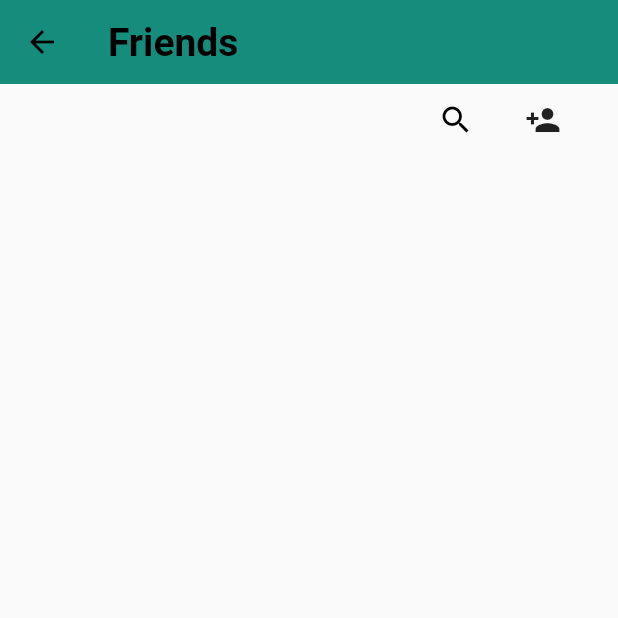
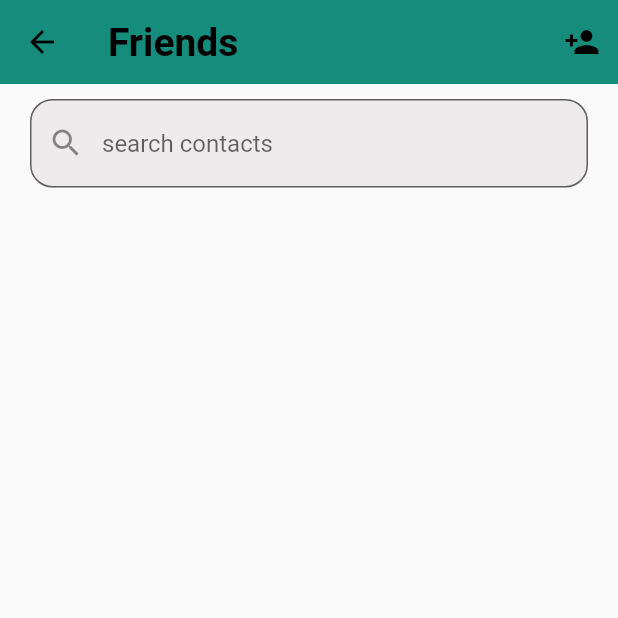
Before and after one commit to Ayishamarva7998/ExpenseTrack, a Flutter app: the Friendsscreen screen opened directly, on a phone screen of 412 x 824 dp, the top half of it. Run offline on Flutter 3.47's test engine with Material 2 defaults, Android fonts, the light colour scheme and no system bars; our stand-ins replace fl_chart, hive, hive_flutter; accounts and stored records are empty.

Commit message:
search bar updated

```diff
--- a/lib/bottombar.dart
+++ b/lib/bottombar.dart
@@ -1,7 +1,6 @@
 
 import 'package:flutter/material.dart';
 import 'package:splitwise_app/model/contactlist_model.dart';
-import 'package:splitwise_app/model/grouplist_model.dart';
 import 'package:splitwise_app/screens/chart_screen.dart';
 import 'package:splitwise_app/screens/friends_screen.dart';
 import 'package:splitwise_app/screens/groups_screen.dart';
--- a/lib/main.dart
+++ b/lib/main.dart
@@ -4,7 +4,6 @@ import 'package:splitwise_app/bottombar.dart';
 import 'package:splitwise_app/functions/expense_fn.dart';
 import 'package:splitwise_app/functions/contactlist_fn.dart';
 import 'package:splitwise_app/functions/grouplist_fn.dart';
-import 'package:splitwise_app/model/loginpage.dart';
 import 'package:splitwise_app/model/contactlist_model.dart';
 import 'package:splitwise_app/model/expenselist_model.dart';
 import 'package:splitwise_app/model/grouplist_model.dart';
--- a/lib/screens/firstgroup_screen.dart
+++ b/lib/screens/firstgroup_screen.dart
@@ -14,9 +14,7 @@ class Firstgroup extends StatefulWidget {
 }
 
 class _FirstgroupState extends State<Firstgroup> {
-  // DateTime date = DateTime.now();
-  // String? selectedItem;
-  // String? Stateme
+
   List expenseList = [];
 
   @override
@@ -96,7 +94,7 @@ class _FirstgroupState extends State<Firstgroup> {
                 alignment: Alignment.topLeft,
                 child: Text(
 
-                  'Date',style: TextStyle(fontSize: 22,fontWeight: FontWeight.bold),
+                  'Oct 1',style: TextStyle(fontSize: 22,fontWeight: FontWeight.bold),
 
                 )),
             Expanded(
--- a/lib/screens/friends_screen.dart
+++ b/lib/screens/friends_screen.dart
@@ -1,3 +1,5 @@
+import 'dart:ui';
+
 import 'package:flutter/material.dart';
 import 'package:splitwise_app/bottombar.dart';
 import 'package:splitwise_app/functions/contactlist_fn.dart';
@@ -5,30 +7,55 @@ import 'package:splitwise_app/model/contactlist_model.dart';
 import 'package:splitwise_app/screens/addcontact_screen.dart';
 import 'package:splitwise_app/screens/edit_screen.dart';
 
-class Friendsscreen extends StatelessWidget {
+class Friendsscreen extends StatefulWidget {
   ContactList contact;
   Friendsscreen({Key? key, required this.contact}) : super(key: key);
 
+  @override
+  State<Friendsscreen> createState() => _FriendsscreenState();
+}
+
+class _FriendsscreenState extends State<Friendsscreen> {
+
   List contactList = [];
+  String _search ='';
+  List<ContactList>filteredContactList =[];
+  List<ContactList> details=[];
+
+
+  @override
+  void initState(){
+    super.initState();
+    getAllcontacts();
+  }
+  void filteredContact() {
+    setState(() {
+      filteredContactList = contactListNotifier.value
+          .where((ContactList) =>
+              ContactList.name.toLowerCase().contains(_search.toLowerCase()))
+          .toList();
+    });
+  }
 
   @override
   Widget build(BuildContext context) {
     return SafeArea(
       child: Scaffold(
         appBar: AppBar(
+
           leading: IconButton(
               onPressed: () {
                 Navigator.of(context).push(MaterialPageRoute(
                   builder: (context) => bottombar(),
                 ));
               },
-              icon: Icon(
+              icon: const Icon(
                 Icons.arrow_back,
                 color: Colors.black,
               )),
           backgroundColor: Color.fromARGB(255, 22, 140, 124),
           elevation: 0,
-          title: Text(
+          title: const Text(
             'Friends',
             style: TextStyle(
               fontWeight: FontWeight.bold,
@@ -36,31 +63,37 @@ class Friendsscreen extends StatelessWidget {
               color: Colors.black,
             ),
           ),
+          actions: [
+            IconButton(
+                onPressed: () {
+                  Navigator.of(context).push(MaterialPageRoute(
+                    builder: (context) => Addcontact(),
+                  ));
+                },
+                icon: Icon(Icons.person_add),color: Colors.black)
+          ],
         ),
         body: Column(
           children: [
-            Row(
-              children: [
-                SizedBox(
-                  width: 280,
-                ),
-                IconButton(
-                    onPressed: () {},
-                    icon: Icon(
-                      Icons.search,
-                      color: Colors.black,
-                    )),
-                SizedBox(
-                  width: 10,
-                ),
-                IconButton(
-                    onPressed: () {
-                      Navigator.of(context).push(MaterialPageRoute(
-                        builder: (context) => Addcontact(),
-                      ));
-                    },
-                    icon: Icon(Icons.person_add))
-              ],
+            Padding(
+              padding: const EdgeInsets.only(left: 20, right: 20, top: 10),
+              child: TextFormField(
+                decoration: InputDecoration(
+                  hintText: 'search contacts',
+                    fillColor: const Color.fromARGB(255, 237, 235, 235),
+                    filled: true,
+                    border: OutlineInputBorder(
+                        borderRadius: BorderRadius.circular(15)),
+                    prefixIcon: Icon(Icons.search),
+
+                     ),
+                onChanged: (value) {
+                  setState(() {
+                    _search = value;
+                    filteredContact();
+                  });
+                },
+              ),
             ),
             Expanded(
               child: Builder(builder: (context) {
@@ -68,9 +101,10 @@ class Friendsscreen extends StatelessWidget {
                     valueListenable: contactListNotifier,
                     builder: (BuildContext ctx, List<ContactList> contactList,
                         Widget? child) {
+                          final displaylist = filteredContactList.isNotEmpty? filteredContactList : contactList;
                       return ListView.builder(
                         itemBuilder: (ctx, index) {
-                          final data = contactList[index];
+                          final data = displaylist[index];
                           return ListTile(
                             title: Text(data.name),
                             subtitle: Text(data.number),
@@ -100,7 +134,7 @@ class Friendsscreen extends StatelessWidget {
                             ),
                           );
                         },
-                        itemCount: contactList.length,
+                        itemCount: displaylist.length,
                       );
                     });
               }),
@@ -110,6 +144,9 @@ class Friendsscreen extends StatelessWidget {
       ),
     );
   }
+
+
+}
 
   Row contactlist({required String name, required String number}) {
     return Row(
@@ -130,7 +167,7 @@ class Friendsscreen extends StatelessWidget {
                       alignment: Alignment.topRight,
                       child: Text(
                         name,
-                        style: TextStyle(
+                        style: const TextStyle(
                             fontWeight: FontWeight.bold, fontSize: 18),
                       ),
                     ),
@@ -141,17 +178,17 @@ class Friendsscreen extends StatelessWidget {
                   ),
                 ],
               ),
-              SizedBox(
+              const SizedBox(
                 width: 60,
               ),
-              Icon(
+              const Icon(
                 Icons.edit,
                 color: Color.fromARGB(255, 133, 130, 130),
               ),
-              SizedBox(
+              const SizedBox(
                 width: 10,
               ),
-              Icon(
+              const Icon(
                 Icons.delete,
                 color: Color.fromARGB(255, 177, 32, 21),
               )
@@ -161,4 +198,3 @@ class Friendsscreen extends StatelessWidget {
       ],
     );
   }
-}
--- a/lib/screens/groups_screen.dart
+++ b/lib/screens/groups_screen.dart
@@ -23,8 +23,8 @@ class Groupscreen extends StatelessWidget {
           child: Column(
             children: [
               Image.asset('assets/billss.jpg'),
-              SizedBox(
-                height: 20,
+              const SizedBox(
+                height: 10,
               ),
               GestureDetector(
                 onTap: () {
@@ -48,7 +48,7 @@ class Groupscreen extends StatelessWidget {
               ),
 
               SizedBox(
-                height: 50,
+                height: 10,
               ),
 
               //  ListTile(
--- a/lib/screens/participants_screen.dart
+++ b/lib/screens/participants_screen.dart
@@ -1,6 +1,5 @@
 import 'package:flutter/material.dart';
 import 'package:splitwise_app/functions/contactlist_fn.dart';
-import 'package:splitwise_app/functions/grouplist_fn.dart';
 import 'package:splitwise_app/model/contactlist_model.dart';
 import 'package:splitwise_app/model/grouplist_model.dart';
 
--- a/lib/screens/settings/settings_screen.dart
+++ b/lib/screens/settings/settings_screen.dart
@@ -12,7 +12,7 @@ class Settings extends StatelessWidget {
     return Scaffold(
       appBar: AppBar(backgroundColor: Colors.white,elevation: 0,title:
        const Text('Settings',style: TextStyle(
-        color: Colors.black,fontWeight: FontWeight.bold,fontSize: 26),),),
+        color: Colors.black,fontWeight: FontWeight.bold,fontSize: 26),),centerTitle: true,),
       body: Padding(
         padding: const EdgeInsets.all(11),
         child: Column(
```
Also changed, not shown: lib/screens/adddexpense_screen.dart (+2 -5 lines), lib/screens/addgroup_screen.dart (+4 -5 lines).
